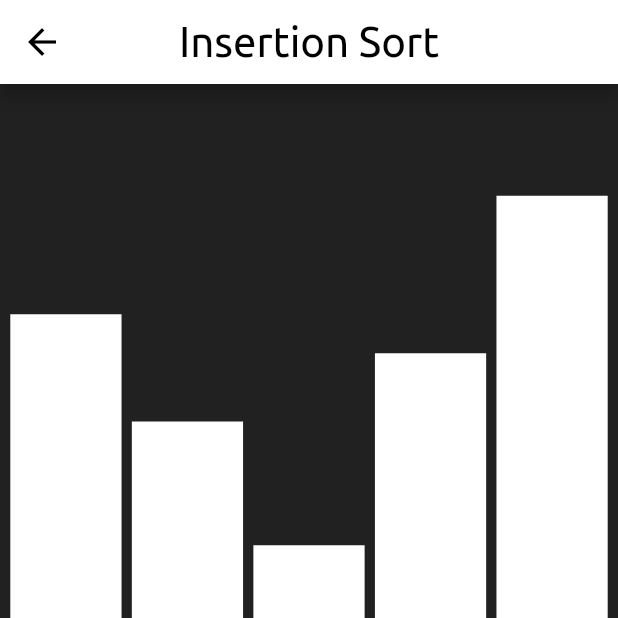
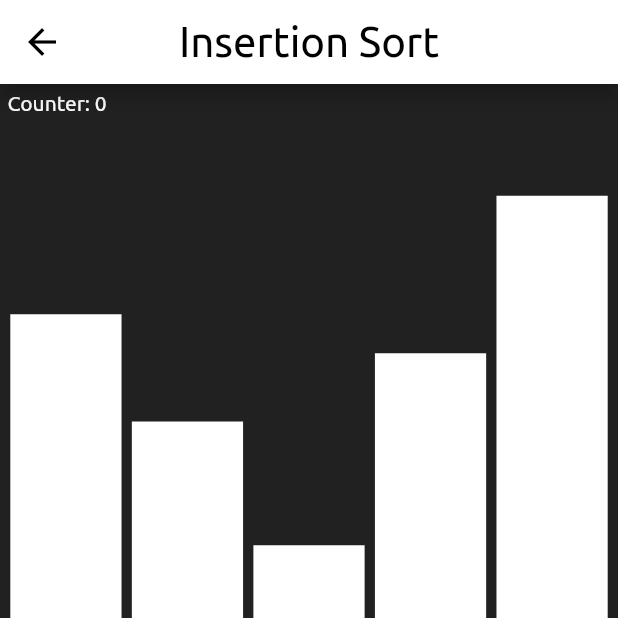
Before and after one commit to builtree/simulate, a Flutter app: the InsertionHome screen opened directly, on a phone screen of 412 x 824 dp, the top half of it. Run offline on Flutter 3.47's test engine with Material 2 defaults, Android fonts, the phone set to English and light mode, and no system bars; our stand-ins replace shared_preferences; accounts and stored records are empty; project files that could hold a hidden picture were left out.

Commit message:
Added counter

```diff
--- a/lib/src/simulations/insertion_sort.dart
+++ b/lib/src/simulations/insertion_sort.dart
@@ -3,7 +3,7 @@ import 'dart:io';
 import 'package:flutter/material.dart';
 import 'package:flutter/services.dart';
 
-int sliderValue = 5, iterator = -1, i = -1;
+int sliderValue = 5, iterator = -1, i = -1, numSteps = 0;
 bool isWorking = false, doNotRefresh = true;
 
 class InsertionHome extends StatefulWidget {
@@ -57,17 +57,19 @@ class _InsertionHomeState extends State<InsertionHome> {
       sleep(Duration(milliseconds: 70));
       if (iterator != barValuesList.length) {
         for (i = 0; i < iterator; i++) {
+          ++numSteps;
           if (barValuesList[i] > barValuesList[iterator]) {
             int temp = barValuesList[iterator];
             barValuesList.removeAt(iterator);
             barValuesList.insert(i, temp);
-            if (iterator != i) --iterator;
             break;
           }
         }
         ++iterator;
-      } else
+      } else {
         isWorking = false;
+        i = barValuesList.length - 1;
+      }
     });
   }
 
@@ -98,7 +100,9 @@ class _InsertionHomeState extends State<InsertionHome> {
           ),
         ),
       ),
-      body: Container(
+      body: Stack(
+        children: <Widget>[
+          Container(
             color: Colors.grey[900],
             child: Column(
               children: <Widget>[
@@ -110,6 +114,19 @@ class _InsertionHomeState extends State<InsertionHome> {
                 Spacer(),
               ],
             ),
+          ),
+          Positioned(
+            top: 5,
+            left: 5,
+            child: Text(
+              "Counter: $numSteps",
+              style: TextStyle(
+                color: Colors.white,
+                fontFamily: 'Ubuntu',
+              ),
+            ),
+          ),
+        ],
       ),
       bottomNavigationBar: Container(
         color: Colors.transparent,
@@ -132,6 +149,7 @@ class _InsertionHomeState extends State<InsertionHome> {
                     sliderValue = value.toInt();
                     iterator = -1;
                     i = -1;
+                    numSteps = 0;
                   });
                 },
                 value: sliderValue.toDouble(),
```
Lines whose indentation alone changed are shown as unchanged.
